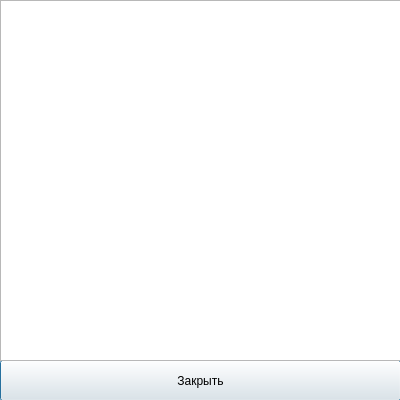
xaionaro/tasks, file projectmemberswindow.ui: the form before one commit.
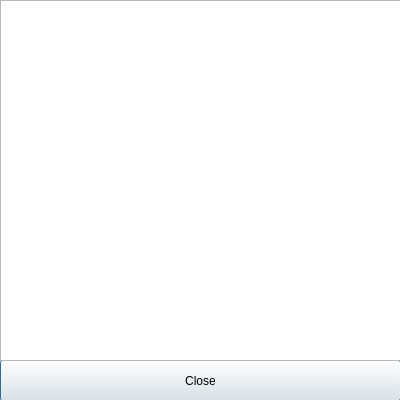
The form after the commit.

Patch:
```diff
--- a/projectmemberswindow.ui
+++ b/projectmemberswindow.ui
@@ -29,7 +29,7 @@
     </rect>
    </property>
    <property name="text">
-    <string>Закрыть</string>
+    <string>Close</string>
    </property>
   </widget>
   <widget class="QTableView" name="members">
```
